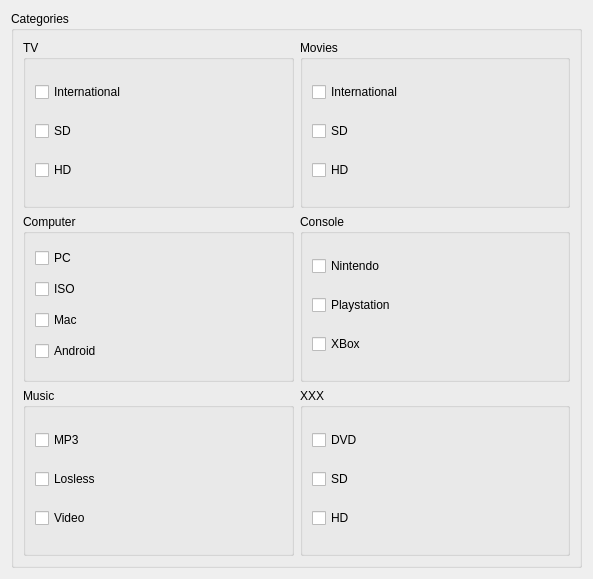
This is app/gui/rss_settings.ui in ensisoft/newsflash-plus as Qt 5 draws it before an edit. The edited form follows.
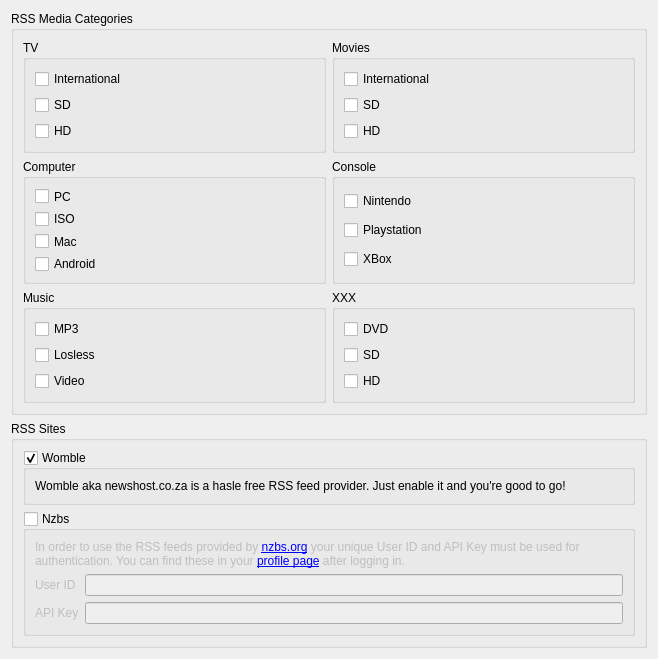
This is the edited form.

Commit message: RSS feed stuff, simplified module architecture (mainmodule and mainwidget) Threw away mainapp, all actions and events happen through mainwindow

Patch:
```diff
--- a/app/gui/rss_settings.ui
+++ b/app/gui/rss_settings.ui
@@ -6,18 +6,18 @@
    <rect>
     <x>0</x>
     <y>0</y>
-    <width>593</width>
-    <height>579</height>
+    <width>658</width>
+    <height>628</height>
    </rect>
   </property>
   <property name="windowTitle">
    <string>RSS</string>
   </property>
-  <layout class="QGridLayout" name="gridLayout_2">
-   <item row="0" column="0">
-    <widget class="QGroupBox" name="groupBox">
+  <layout class="QVBoxLayout" name="verticalLayout">
+   <item>
+    <widget class="QGroupBox" name="groupBox_11">
      <property name="title">
-      <string>Categories</string>
+      <string>RSS Media Categories</string>
      </property>
      <layout class="QGridLayout" name="gridLayout_8">
       <item row="1" column="0">
@@ -57,23 +57,23 @@
           <property name="title">
            <string>TV</string>
           </property>
-          <layout class="QVBoxLayout" name="verticalLayout">
+          <layout class="QVBoxLayout" name="verticalLayout_15">
            <item>
-            <widget class="QCheckBox" name="chkTVForeign">
+            <widget class="QCheckBox" name="chkTvInt">
              <property name="text">
               <string>International</string>
              </property>
             </widget>
            </item>
            <item>
-            <widget class="QCheckBox" name="chkTVSD">
+            <widget class="QCheckBox" name="chkTvSD">
              <property name="text">
               <string>SD</string>
              </property>
             </widget>
            </item>
            <item>
-            <widget class="QCheckBox" name="chkTVHD">
+            <widget class="QCheckBox" name="chkTvHD">
              <property name="text">
               <string>HD</string>
              </property>
@@ -214,6 +214,101 @@
      </layout>
     </widget>
    </item>
+   <item>
+    <widget class="QGroupBox" name="grpEnable">
+     <property name="title">
+      <string>RSS Sites</string>
+     </property>
+     <property name="checkable">
+      <bool>false</bool>
+     </property>
+     <property name="checked">
+      <bool>false</bool>
+     </property>
+     <layout class="QVBoxLayout" name="verticalLayout_22">
+      <item>
+       <widget class="QGroupBox" name="grpWomble">
+        <property name="title">
+         <string>Womble</string>
+        </property>
+        <property name="checkable">
+         <bool>true</bool>
+        </property>
+        <layout class="QHBoxLayout" name="horizontalLayout_7">
+         <item>
+          <widget class="QLabel" name="label_11">
+           <property name="text">
+            <string>Womble aka newshost.co.za is a hasle free RSS feed provider. Just enable it and you're good to go!</string>
+           </property>
+          </widget>
+         </item>
+        </layout>
+       </widget>
+      </item>
+      <item>
+       <widget class="QGroupBox" name="grpNZBS">
+        <property name="title">
+         <string>Nzbs</string>
+        </property>
+        <property name="checkable">
+         <bool>true</bool>
+        </property>
+        <property name="checked">
+         <bool>false</bool>
+        </property>
+        <layout class="QVBoxLayout" name="verticalLayout_20">
+         <item>
+          <widget class="QLabel" name="label_4">
+           <property name="sizePolicy">
+            <sizepolicy hsizetype="Preferred" vsizetype="Expanding">
+             <horstretch>0</horstretch>
+             <verstretch>0</verstretch>
+            </sizepolicy>
+           </property>
+           <property name="text">
+            <string>&lt;html&gt;&lt;head/&gt;&lt;body&gt;&lt;p&gt;In order to use the RSS feeds provided by &lt;a href=&quot;http://nzbs.org&quot;&gt;&lt;span style=&quot; text-decoration: underline; color:#0000ff;&quot;&gt;nzbs.org&lt;/span&gt;&lt;/a&gt; your unique User ID and API Key must be used for authentication. You can find these in your &lt;a href=&quot;http://nzbs.org/profile/&quot;&gt;&lt;span style=&quot; text-decoration: underline; color:#0000ff;&quot;&gt;profile page&lt;/span&gt;&lt;/a&gt; after logging in.&lt;/p&gt;&lt;/body&gt;&lt;/html&gt;</string>
+           </property>
+           <property name="textFormat">
+            <enum>Qt::RichText</enum>
+           </property>
+           <property name="wordWrap">
+            <bool>true</bool>
+           </property>
+           <property name="openExternalLinks">
+            <bool>true</bool>
+           </property>
+          </widget>
+         </item>
+         <item>
+          <layout class="QGridLayout" name="gridLayout_2">
+           <item row="0" column="0">
+            <widget class="QLabel" name="label_6">
+             <property name="text">
+              <string>User ID</string>
+             </property>
+            </widget>
+           </item>
+           <item row="0" column="1">
+            <widget class="QLineEdit" name="edtNZBSUserId"/>
+           </item>
+           <item row="1" column="0">
+            <widget class="QLabel" name="label_7">
+             <property name="text">
+              <string>API Key</string>
+             </property>
+            </widget>
+           </item>
+           <item row="1" column="1">
+            <widget class="QLineEdit" name="edtNZBSApikey"/>
+           </item>
+          </layout>
+         </item>
+        </layout>
+       </widget>
+      </item>
+     </layout>
+    </widget>
+   </item>
   </layout>
  </widget>
  <tabstops>
```
Left out of the diff: 52 changed lines with no effect on the pictures. The commit also changes 74 other files.
